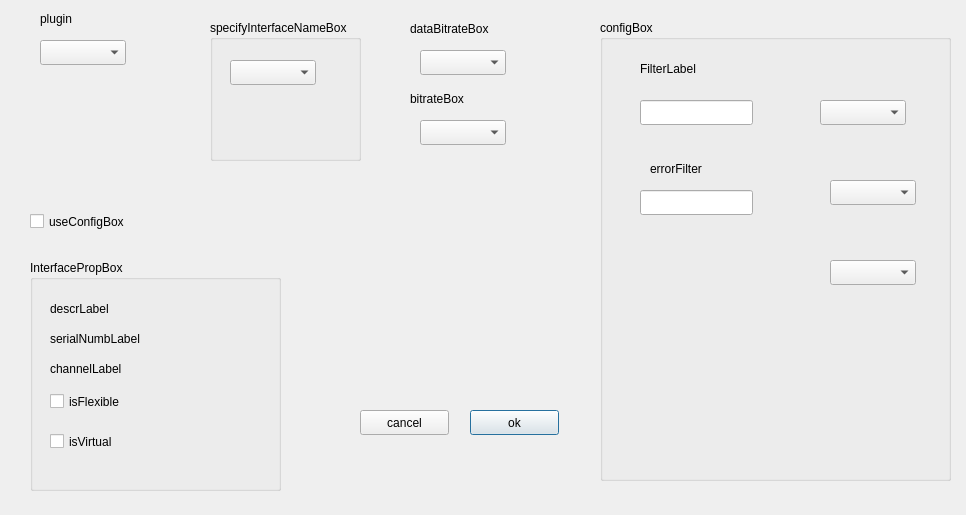
This is connectdialog.ui in PowerOleg/Qt_can as Qt 5 draws it before an edit. The edited form follows.
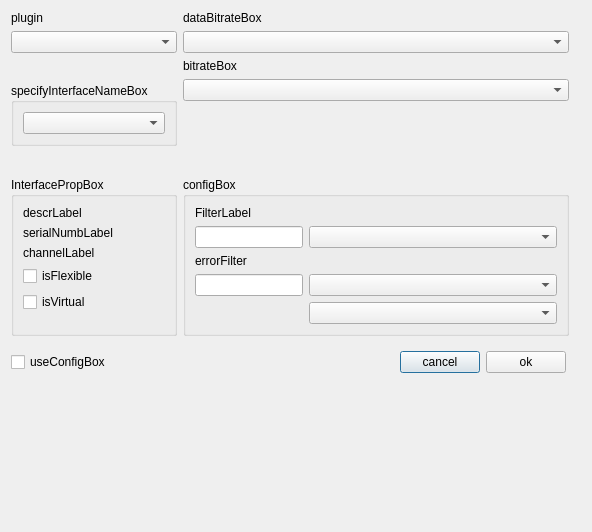
This is the edited form. Custom widgets are drawn as their Qt base class.

Patch:
```diff
--- a/connectdialog.ui
+++ b/connectdialog.ui
@@ -6,330 +6,227 @@
    <rect>
     <x>0</x>
     <y>0</y>
-    <width>966</width>
-    <height>515</height>
+    <width>592</width>
+    <height>532</height>
    </rect>
   </property>
   <property name="windowTitle">
    <string>Dialog</string>
   </property>
-  <widget class="QDialogButtonBox" name="buttonBox">
-   <property name="enabled">
-    <bool>true</bool>
-   </property>
-   <property name="geometry">
-    <rect>
-     <x>200</x>
-     <y>460</y>
-     <width>341</width>
-     <height>32</height>
-    </rect>
-   </property>
-   <property name="orientation">
-    <enum>Qt::Horizontal</enum>
-   </property>
-   <property name="standardButtons">
-    <set>QDialogButtonBox::NoButton</set>
-   </property>
-  </widget>
-  <widget class="QCheckBox" name="useConfigurationBox">
-   <property name="geometry">
-    <rect>
-     <x>30</x>
-     <y>210</y>
-     <width>161</width>
-     <height>23</height>
-    </rect>
-   </property>
-   <property name="text">
-    <string>useConfigBox</string>
-   </property>
-  </widget>
-  <widget class="QGroupBox" name="interfacePropertiesBox">
-   <property name="geometry">
-    <rect>
-     <x>30</x>
-     <y>260</y>
-     <width>251</width>
-     <height>231</height>
-    </rect>
-   </property>
-   <property name="title">
-    <string>InterfacePropBox</string>
-   </property>
-   <widget class="QCheckBox" name="isFlexibleDataRateCapable">
-    <property name="geometry">
-     <rect>
-      <x>20</x>
-      <y>130</y>
-      <width>92</width>
-      <height>23</height>
-     </rect>
-    </property>
-    <property name="text">
-     <string>isFlexible</string>
-    </property>
-   </widget>
-   <widget class="QCheckBox" name="isVirtual">
-    <property name="geometry">
-     <rect>
-      <x>20</x>
-      <y>170</y>
-      <width>92</width>
-      <height>23</height>
-     </rect>
-    </property>
-    <property name="text">
-     <string>isVirtual</string>
-    </property>
-   </widget>
-   <widget class="QLabel" name="descriptionLabel">
-    <property name="geometry">
-     <rect>
-      <x>20</x>
-      <y>40</y>
-      <width>161</width>
-      <height>17</height>
-     </rect>
-    </property>
-    <property name="text">
-     <string>descrLabel</string>
-    </property>
-   </widget>
-   <widget class="QLabel" name="serialNumberLabel">
-    <property name="geometry">
-     <rect>
-      <x>20</x>
-      <y>70</y>
-      <width>161</width>
-      <height>17</height>
-     </rect>
-    </property>
-    <property name="text">
-     <string>serialNumbLabel</string>
-    </property>
-   </widget>
-   <widget class="QLabel" name="channelLabel">
-    <property name="geometry">
-     <rect>
-      <x>20</x>
-      <y>100</y>
-      <width>141</width>
-      <height>17</height>
-     </rect>
-    </property>
-    <property name="text">
-     <string>channelLabel</string>
-    </property>
-   </widget>
-  </widget>
-  <widget class="QComboBox" name="pluginListBox">
-   <property name="geometry">
-    <rect>
-     <x>40</x>
-     <y>40</y>
-     <width>86</width>
-     <height>25</height>
-    </rect>
-   </property>
-  </widget>
-  <widget class="QPushButton" name="okButton">
-   <property name="geometry">
-    <rect>
-     <x>470</x>
-     <y>410</y>
-     <width>89</width>
-     <height>25</height>
-    </rect>
-   </property>
-   <property name="text">
-    <string>ok</string>
-   </property>
-  </widget>
-  <widget class="QPushButton" name="cancelButton">
-   <property name="geometry">
-    <rect>
-     <x>360</x>
-     <y>410</y>
-     <width>89</width>
-     <height>25</height>
-    </rect>
-   </property>
-   <property name="text">
-    <string>cancel</string>
-   </property>
-  </widget>
-  <widget class="QGroupBox" name="specifyInterfaceNameBox">
-   <property name="geometry">
-    <rect>
-     <x>210</x>
-     <y>20</y>
-     <width>151</width>
-     <height>141</height>
-    </rect>
-   </property>
-   <property name="title">
-    <string>specifyInterfaceNameBox</string>
-   </property>
-   <widget class="QComboBox" name="interfaceListBox">
-    <property name="geometry">
-     <rect>
-      <x>20</x>
-      <y>40</y>
-      <width>86</width>
-      <height>25</height>
-     </rect>
-    </property>
-   </widget>
-  </widget>
-  <widget class="QGroupBox" name="configurationBox">
-   <property name="geometry">
-    <rect>
-     <x>600</x>
-     <y>20</y>
-     <width>351</width>
-     <height>461</height>
-    </rect>
-   </property>
-   <property name="title">
-    <string>configBox</string>
-   </property>
-   <widget class="QLineEdit" name="errorFilterEdit">
-    <property name="geometry">
-     <rect>
-      <x>40</x>
-      <y>170</y>
-      <width>113</width>
-      <height>25</height>
-     </rect>
-    </property>
-   </widget>
-   <widget class="QLineEdit" name="rawFilterEdit">
-    <property name="geometry">
-     <rect>
-      <x>40</x>
-      <y>80</y>
-      <width>113</width>
-      <height>25</height>
-     </rect>
-    </property>
-   </widget>
-   <widget class="QLabel" name="errorFilterLabel">
-    <property name="geometry">
-     <rect>
-      <x>50</x>
-      <y>140</y>
-      <width>101</width>
-      <height>17</height>
-     </rect>
-    </property>
-    <property name="text">
-     <string>errorFilter</string>
-    </property>
-   </widget>
-   <widget class="QLabel" name="rawFilterLabel">
-    <property name="geometry">
-     <rect>
-      <x>40</x>
-      <y>40</y>
-      <width>91</width>
-      <height>17</height>
-     </rect>
-    </property>
-    <property name="text">
-     <string>FilterLabel</string>
-    </property>
-   </widget>
-   <widget class="QComboBox" name="loopbackBox">
-    <property name="geometry">
-     <rect>
-      <x>220</x>
-      <y>80</y>
-      <width>86</width>
-      <height>25</height>
-     </rect>
-    </property>
-   </widget>
-   <widget class="QComboBox" name="receiveOwnBox">
-    <property name="geometry">
-     <rect>
-      <x>230</x>
-      <y>160</y>
-      <width>86</width>
-      <height>25</height>
-     </rect>
-    </property>
-   </widget>
-   <widget class="QComboBox" name="canFdBox">
-    <property name="geometry">
-     <rect>
-      <x>230</x>
-      <y>240</y>
-      <width>86</width>
-      <height>25</height>
-     </rect>
-    </property>
-   </widget>
-  </widget>
-  <widget class="BitRateBox" name="dataBitrateBox">
-   <property name="geometry">
-    <rect>
-     <x>420</x>
-     <y>50</y>
-     <width>86</width>
-     <height>25</height>
-    </rect>
-   </property>
-  </widget>
-  <widget class="BitRateBox" name="bitrateBox">
-   <property name="geometry">
-    <rect>
-     <x>420</x>
-     <y>120</y>
-     <width>86</width>
-     <height>25</height>
-    </rect>
-   </property>
-  </widget>
-  <widget class="QLabel" name="bitrateBoxLabel">
-   <property name="geometry">
-    <rect>
-     <x>410</x>
-     <y>90</y>
-     <width>91</width>
-     <height>17</height>
-    </rect>
-   </property>
-   <property name="text">
-    <string>bitrateBox</string>
-   </property>
-  </widget>
-  <widget class="QLabel" name="dataBitrateBoxLabel">
-   <property name="geometry">
-    <rect>
-     <x>410</x>
-     <y>20</y>
-     <width>121</width>
-     <height>17</height>
-    </rect>
-   </property>
-   <property name="text">
-    <string>dataBitrateBox</string>
-   </property>
-  </widget>
-  <widget class="QLabel" name="pluginListBoxLabel">
-   <property name="geometry">
-    <rect>
-     <x>40</x>
-     <y>10</y>
-     <width>67</width>
-     <height>17</height>
-    </rect>
-   </property>
-   <property name="text">
-    <string>plugin</string>
-   </property>
-  </widget>
+  <layout class="QGridLayout" name="gridLayout_2">
+   <item row="3" column="2">
+    <widget class="QLabel" name="bitrateBoxLabel">
+     <property name="sizePolicy">
+      <sizepolicy hsizetype="Fixed" vsizetype="Fixed">
+       <horstretch>0</horstretch>
+       <verstretch>0</verstretch>
+      </sizepolicy>
+     </property>
+     <property name="text">
+      <string>bitrateBox</string>
+     </property>
+    </widget>
+   </item>
+   <item row="3" column="0" rowspan="3">
+    <widget class="QGroupBox" name="specifyInterfaceNameBox">
+     <property name="sizePolicy">
+      <sizepolicy hsizetype="Fixed" vsizetype="Fixed">
+       <horstretch>0</horstretch>
+       <verstretch>0</verstretch>
+      </sizepolicy>
+     </property>
+     <property name="title">
+      <string>specifyInterfaceNameBox</string>
+     </property>
+     <layout class="QGridLayout" name="gridLayout">
+      <item row="0" column="0">
+       <widget class="QComboBox" name="interfaceListBox"/>
+      </item>
+     </layout>
+    </widget>
+   </item>
+   <item row="4" column="2">
+    <widget class="BitRateBox" name="bitrateBox"/>
+   </item>
+   <item row="2" column="2">
+    <widget class="BitRateBox" name="dataBitrateBox"/>
+   </item>
+   <item row="6" column="2">
+    <widget class="QGroupBox" name="configurationBox">
+     <property name="title">
+      <string>configBox</string>
+     </property>
+     <layout class="QFormLayout" name="formLayout_2">
+      <item row="0" column="0">
+       <widget class="QLabel" name="rawFilterLabel">
+        <property name="text">
+         <string>FilterLabel</string>
+        </property>
+       </widget>
+      </item>
+      <item row="1" column="0">
+       <widget class="QLineEdit" name="rawFilterEdit"/>
+      </item>
+      <item row="1" column="1">
+       <widget class="QComboBox" name="loopbackBox"/>
+      </item>
+      <item row="2" column="0">
+       <widget class="QLabel" name="errorFilterLabel">
+        <property name="text">
+         <string>errorFilter</string>
+        </property>
+       </widget>
+      </item>
+      <item row="3" column="0">
+       <widget class="QLineEdit" name="errorFilterEdit"/>
+      </item>
+      <item row="3" column="1">
+       <widget class="QComboBox" name="receiveOwnBox"/>
+      </item>
+      <item row="4" column="1">
+       <widget class="QComboBox" name="canFdBox"/>
+      </item>
+     </layout>
+    </widget>
+   </item>
+   <item row="2" column="0">
+    <widget class="QComboBox" name="pluginListBox"/>
+   </item>
+   <item row="8" column="5" rowspan="2" colspan="2">
+    <widget class="QDialogButtonBox" name="buttonBox">
+     <property name="enabled">
+      <bool>true</bool>
+     </property>
+     <property name="orientation">
+      <enum>Qt::Horizontal</enum>
+     </property>
+     <property name="standardButtons">
+      <set>QDialogButtonBox::NoButton</set>
+     </property>
+    </widget>
+   </item>
+   <item row="0" column="0">
+    <widget class="QLabel" name="pluginListBoxLabel">
+     <property name="sizePolicy">
+      <sizepolicy hsizetype="Preferred" vsizetype="Fixed">
+       <horstretch>0</horstretch>
+       <verstretch>0</verstretch>
+      </sizepolicy>
+     </property>
+     <property name="text">
+      <string>plugin</string>
+     </property>
+    </widget>
+   </item>
+   <item row="0" column="2">
+    <widget class="QLabel" name="dataBitrateBoxLabel">
+     <property name="sizePolicy">
+      <sizepolicy hsizetype="Preferred" vsizetype="Fixed">
+       <horstretch>0</horstretch>
+       <verstretch>0</verstretch>
+      </sizepolicy>
+     </property>
+     <property name="text">
+      <string>dataBitrateBox</string>
+     </property>
+    </widget>
+   </item>
+   <item row="6" column="0">
+    <widget class="QGroupBox" name="interfacePropertiesBox">
+     <property name="title">
+      <string>InterfacePropBox</string>
+     </property>
+     <layout class="QFormLayout" name="formLayout">
+      <item row="0" column="0">
+       <widget class="QLabel" name="descriptionLabel">
+        <property name="text">
+         <string>descrLabel</string>
+        </property>
+       </widget>
+      </item>
+      <item row="1" column="0">
+       <widget class="QLabel" name="serialNumberLabel">
+        <property name="text">
+         <string>serialNumbLabel</string>
+        </property>
+       </widget>
+      </item>
+      <item row="2" column="0">
+       <widget class="QLabel" name="channelLabel">
+        <property name="text">
+         <string>channelLabel</string>
+        </property>
+       </widget>
+      </item>
+      <item row="3" column="0">
+       <widget class="QCheckBox" name="isFlexibleDataRateCapable">
+        <property name="text">
+         <string>isFlexible</string>
+        </property>
+       </widget>
+      </item>
+      <item row="4" column="0">
+       <widget class="QCheckBox" name="isVirtual">
+        <property name="text">
+         <string>isVirtual</string>
+        </property>
+       </widget>
+      </item>
+     </layout>
+    </widget>
+   </item>
+   <item row="7" column="2">
+    <widget class="QFrame" name="frame">
+     <property name="frameShape">
+      <enum>QFrame::NoFrame</enum>
+     </property>
+     <property name="frameShadow">
+      <enum>QFrame::Raised</enum>
+     </property>
+     <property name="lineWidth">
+      <number>0</number>
+     </property>
+     <layout class="QFormLayout" name="formLayout_3">
+      <property name="formAlignment">
+       <set>Qt::AlignRight|Qt::AlignTop|Qt::AlignTrailing</set>
+      </property>
+      <item row="0" column="0">
+       <widget class="QPushButton" name="cancelButton">
+        <property name="sizePolicy">
+         <sizepolicy hsizetype="Fixed" vsizetype="Fixed">
+          <horstretch>0</horstretch>
+          <verstretch>0</verstretch>
+         </sizepolicy>
+        </property>
+        <property name="text">
+         <string>cancel</string>
+        </property>
+       </widget>
+      </item>
+      <item row="0" column="1">
+       <widget class="QPushButton" name="okButton">
+        <property name="sizePolicy">
+         <sizepolicy hsizetype="Fixed" vsizetype="Fixed">
+          <horstretch>0</horstretch>
+          <verstretch>0</verstretch>
+         </sizepolicy>
+        </property>
+        <property name="text">
+         <string>ok</string>
+        </property>
+       </widget>
+      </item>
+     </layout>
+    </widget>
+   </item>
+   <item row="7" column="0">
+    <widget class="QCheckBox" name="useConfigurationBox">
+     <property name="text">
+      <string>useConfigBox</string>
+     </property>
+    </widget>
+   </item>
+  </layout>
  </widget>
  <customwidgets>
   <customwidget>
```
